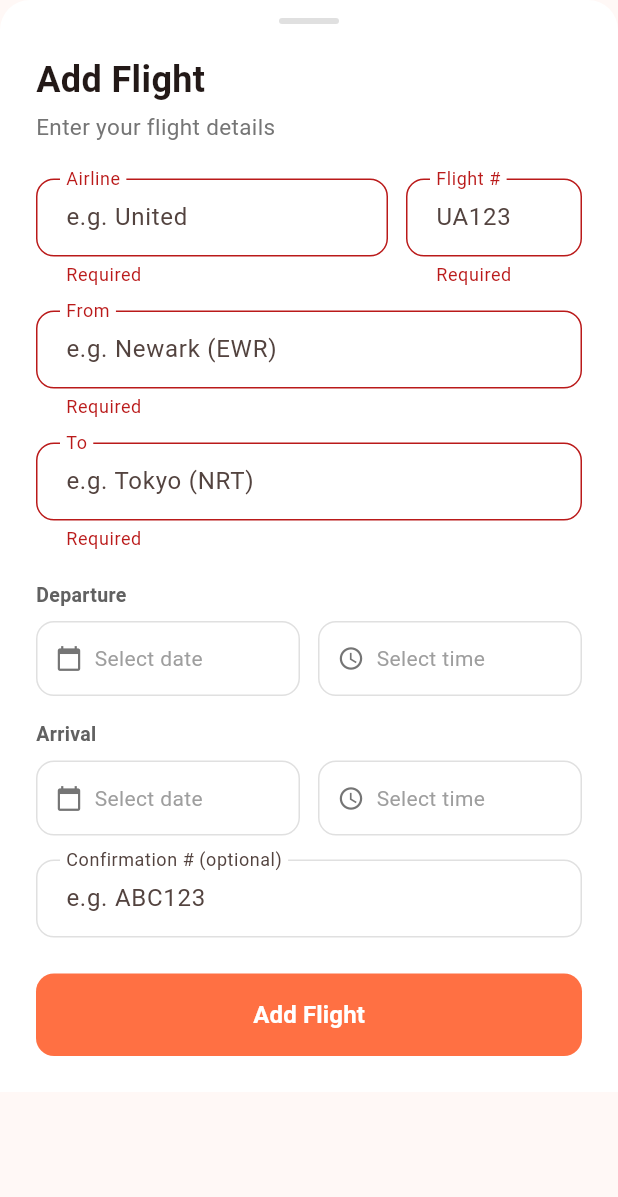
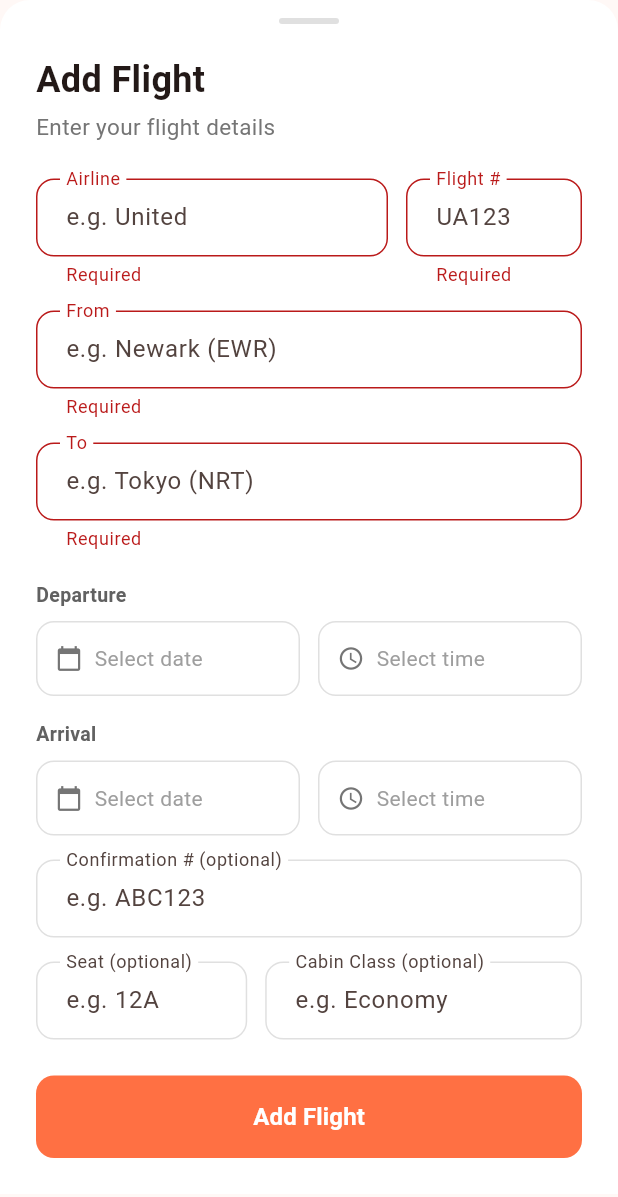
Before and after one commit to fadi-george/travel-organizer-app, a Flutter app: the _ManualFlightFormSheet widget shown alone on an empty page, opened directly with empty values, after a tap on "Add Flight", on a phone screen of 412 x 824 dp. Shown: the top 1197 px of the screen. Run offline on Flutter 3.47's test engine with Material 3 defaults, Android fonts, the light colour scheme and no system bars; our stand-ins replace cached_network_image, file_picker, flutter_dotenv; missing offline and left inert: convex_flutter, model_viewer_plus; Roboto replaces fonts that are missing (SF Pro Display).

Commit message:
prevent space for flight number

```diff
--- a/client/lib/widgets/save_flight_sheet.dart
+++ b/client/lib/widgets/save_flight_sheet.dart
@@ -143,6 +143,8 @@ class _ManualFlightFormSheetState extends State<_ManualFlightFormSheet> {
   final _departureCityController = TextEditingController();
   final _arrivalCityController = TextEditingController();
   final _confirmationController = TextEditingController();
+  final _seatController = TextEditingController();
+  final _cabinClassController = TextEditingController();
 
   DateTime? _departureDate;
   TimeOfDay? _departureTime;
@@ -163,6 +165,8 @@ class _ManualFlightFormSheetState extends State<_ManualFlightFormSheet> {
       _arrivalCityController.text = flight['arrivalCity'] as String? ?? '';
       _confirmationController.text =
           flight['confirmationNumber'] as String? ?? '';
+      _seatController.text = flight['seatNumber'] as String? ?? '';
+      _cabinClassController.text = flight['cabinClass'] as String? ?? '';
 
       final depDate = flight['departureDate'] as String?;
       if (depDate != null) {
@@ -205,6 +209,8 @@ class _ManualFlightFormSheetState extends State<_ManualFlightFormSheet> {
     _departureCityController.dispose();
     _arrivalCityController.dispose();
     _confirmationController.dispose();
+    _seatController.dispose();
+    _cabinClassController.dispose();
     super.dispose();
   }
 
@@ -296,11 +302,20 @@ class _ManualFlightFormSheetState extends State<_ManualFlightFormSheet> {
             '${_arrivalTime!.hour.toString().padLeft(2, '0')}:${_arrivalTime!.minute.toString().padLeft(2, '0')}';
       }
 
+      // Normalize flight number: remove spaces
+      final flightNumber = _flightNumberController.text.trim().replaceAll(
+        ' ',
+        '',
+      );
+
+      final seatNumber = _seatController.text.trim();
+      final cabinClass = _cabinClassController.text.trim();
+
       if (isEditing) {
         await convexService.updateFlight(
           id: widget.existingFlight!['_id'] as String,
           airline: _airlineController.text.trim(),
-          flightNumber: _flightNumberController.text.trim(),
+          flightNumber: flightNumber,
           departureCity: _departureCityController.text.trim(),
           arrivalCity: _arrivalCityController.text.trim(),
           departureDate: _departureDate!.toIso8601String().split('T').first,
@@ -310,12 +325,14 @@ class _ManualFlightFormSheetState extends State<_ManualFlightFormSheet> {
           confirmationNumber: _confirmationController.text.trim().isNotEmpty
               ? _confirmationController.text.trim()
               : null,
+          seatNumber: seatNumber.isNotEmpty ? seatNumber : null,
+          cabinClass: cabinClass.isNotEmpty ? cabinClass : null,
         );
       } else {
         await convexService.createFlight(
           tripId: widget.tripId,
           airline: _airlineController.text.trim(),
-          flightNumber: _flightNumberController.text.trim(),
+          flightNumber: flightNumber,
           departureCity: _departureCityController.text.trim(),
           arrivalCity: _arrivalCityController.text.trim(),
           departureDate: _departureDate!.toIso8601String().split('T').first,
@@ -325,6 +342,8 @@ class _ManualFlightFormSheetState extends State<_ManualFlightFormSheet> {
           confirmationNumber: _confirmationController.text.trim().isNotEmpty
               ? _confirmationController.text.trim()
               : null,
+          seatNumber: seatNumber.isNotEmpty ? seatNumber : null,
+          cabinClass: cabinClass.isNotEmpty ? cabinClass : null,
         );
       }
 
@@ -520,6 +539,34 @@ class _ManualFlightFormSheetState extends State<_ManualFlightFormSheet> {
                       'Confirmation # (optional)',
                       'e.g. ABC123',
                     ),
+                  ),
+                  const SizedBox(height: 16),
+
+                  // Seat & Cabin Class row (optional)
+                  Row(
+                    children: [
+                      Expanded(
+                        flex: 2,
+                        child: TextFormField(
+                          controller: _seatController,
+                          decoration: _inputDecoration(
+                            'Seat (optional)',
+                            'e.g. 12A',
+                          ),
+                        ),
+                      ),
+                      const SizedBox(width: 12),
+                      Expanded(
+                        flex: 3,
+                        child: TextFormField(
+                          controller: _cabinClassController,
+                          decoration: _inputDecoration(
+                            'Cabin Class (optional)',
+                            'e.g. Economy',
+                          ),
+                        ),
+                      ),
+                    ],
                   ),
                   const SizedBox(height: 24),
 
```
Also changed, not shown: client/lib/services/convex_service.dart (+8 -0 lines), 1 other file.
